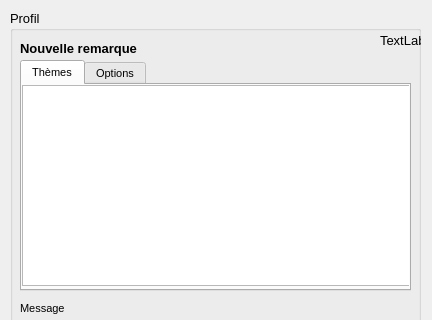
First picture: the form in FormCreerRemarque_base.ui, repository IGNF/espace-collaboratif-qgis-plugin, before the edit; both pictures show x 0 to 432 and y 0 to 320 of the 432 by 538 pixel window.
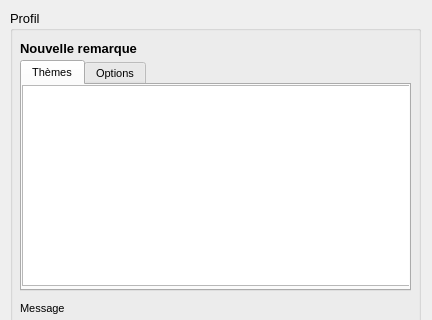
Second picture: the form after the edit.

What changed in the file:
```diff
--- a/FormCreerRemarque_base.ui
+++ b/FormCreerRemarque_base.ui
@@ -255,7 +255,7 @@
      </font>
     </property>
     <property name="text">
-     <string>TextLabel</string>
+     <string/>
     </property>
    </widget>
    <widget class="QLabel" name="label">
```
